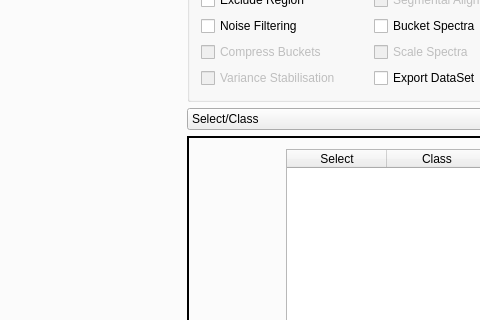
Above: metabolabpy/ui/metabolabpy_mainwindow_mac.ui from ludwigc/metabolabpy before the change; both pictures show x 759 to 1239 and y 125 to 445 of the 1338 by 787 pixel window. Below: the same form after it.
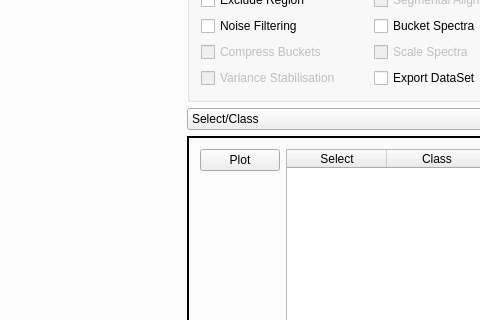
That is the form after the change. Custom widgets are drawn as their Qt base class.

Patch:
```diff
--- a/metabolabpy/ui/metabolabpy_mainwindow_mac.ui
+++ b/metabolabpy/ui/metabolabpy_mainwindow_mac.ui
@@ -204,6 +204,13 @@
              <layout class="QHBoxLayout" name="horizontalLayout_42">
               <item>
                <layout class="QVBoxLayout" name="verticalLayout_12">
+                <item>
+                 <widget class="QPushButton" name="plotPreProcButton">
+                  <property name="text">
+                   <string>Plot</string>
+                  </property>
+                 </widget>
+                </item>
                 <item>
                  <spacer name="verticalSpacer_3">
                   <property name="orientation">
```
